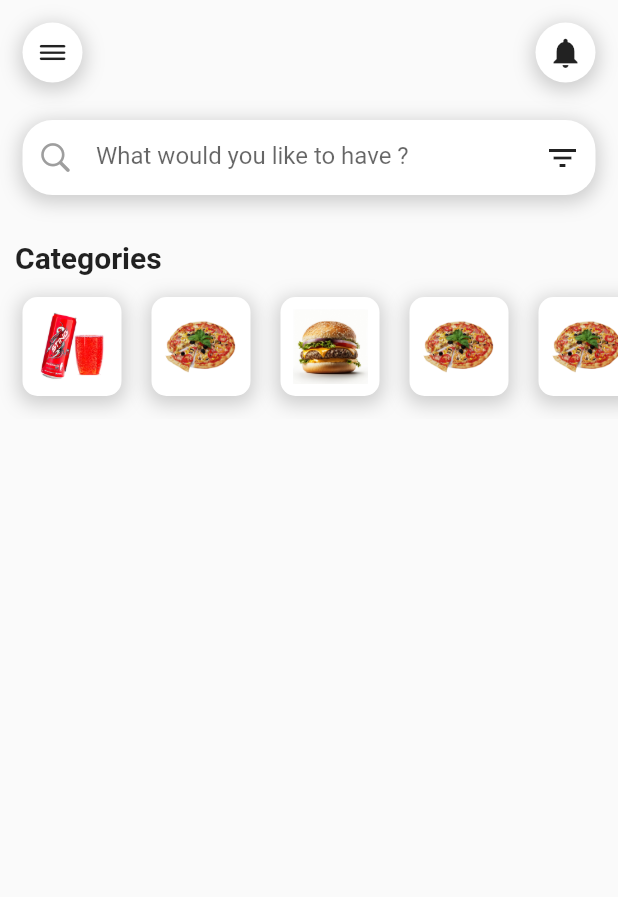
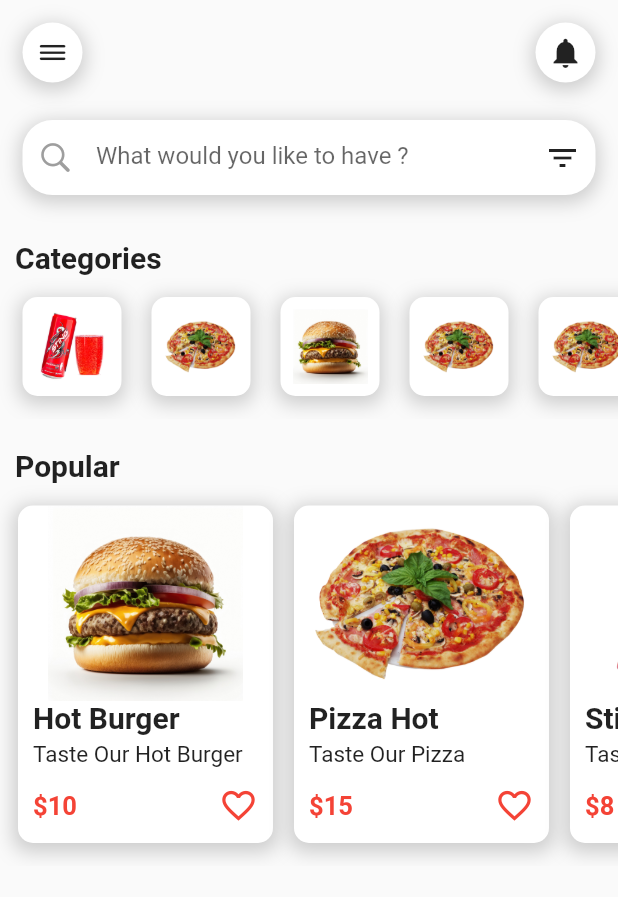
Before and after one commit to Abouzahid/Food-Order-UI-v01, a Flutter app: the screen it shows after launch, on a phone screen of 412 x 824 dp. Shown: the top 897 px of the screen. Run offline on Flutter 3.47's test engine with Material 2 defaults, Android fonts, the phone set to English and light mode, and no system bars.

Commit message:
create Popular category

```diff
--- a/lib/Pages/HomePage.dart
+++ b/lib/Pages/HomePage.dart
@@ -1,5 +1,6 @@
 import 'package:flutter/cupertino.dart';
 import 'package:flutter/material.dart';
+import 'package:food_order_v1/Widgets/PopularItemsWidget.dart';
 
 import '../Widgets/AppBarWidget.dart';
 import '../Widgets/CategoriesWidget.dart';
@@ -77,7 +78,24 @@ class HomePage extends StatelessWidget{
 
               ),),
           ),
+
+          //Category Widget
           CategoriesWidget(),
+
+          //Popular Items
+          Padding(padding: EdgeInsets.only(top: 20,left: 10),
+            child: Text(
+              "Popular",
+              style: TextStyle(
+                fontWeight: FontWeight.bold,
+                fontSize: 20,
+
+              ),),
+          ),
+
+          //Popular Items Widget
+          PopularItemsWidget(),
+
         ],
       ),
     );
--- /dev/null
+++ b/lib/Widgets/PopularItemsWidget.dart
@@ -0,0 +1,267 @@
+import 'package:flutter/material.dart';
+
+class PopularItemsWidget extends StatelessWidget {
+
+  @override
+  Widget build(BuildContext context) {
+    return SingleChildScrollView(
+      scrollDirection: Axis.horizontal,
+      child: Padding(padding: EdgeInsets.symmetric(vertical:15,horizontal: 5 ),
+      child:
+      Row(
+        children: [
+
+          //Single Item
+          Padding(padding: EdgeInsets.symmetric(horizontal: 7),
+            child:
+            Container(
+              width: 170,
+              height: 225,
+              decoration: BoxDecoration(
+                color: Colors.white,
+                borderRadius: BorderRadius.circular(10),
+                boxShadow: [
+                  BoxShadow(
+                    color: Colors.grey.withOpacity(0.5),
+                    spreadRadius:3,
+                    blurRadius: 10,
+                    offset: Offset(0,3),
+                  ),
+                ]),
+              child: Padding(
+                padding: EdgeInsets.symmetric(horizontal: 10),
+                child: Column(
+                  crossAxisAlignment: CrossAxisAlignment.start,
+                  children: [
+                    Container(
+                      alignment: Alignment.center,
+                      child: Image.asset(
+                          "assets/images/burgeer.jpg",
+                        height: 130,
+                      ),
+                    ),
+                    Text("Hot Burger",style: TextStyle(
+                      fontSize: 20,
+                      fontWeight: FontWeight.bold,
+                    ),
+                    ),
+                    SizedBox(height: 4,),
+                    Text("Taste Our Hot Burger",style: TextStyle(
+                      fontSize: 15,
+                      //fontWeight: FontWeight.bold,
+                    ),
+                    ),
+                    SizedBox(height: 12),
+                    Row(
+                      mainAxisAlignment: MainAxisAlignment.spaceBetween,
+                      children: [
+                        Text("\$10",
+                          style: TextStyle(
+                            fontSize: 17,
+                            color: Colors.red,
+                            fontWeight: FontWeight.bold,
+
+                        ),
+                        ),
+                        Icon(
+                            Icons.favorite_border,
+                          color: Colors.red,
+                          size: 26,
+                        ),
+                      ],),
+                ],),
+
+              ),
+            ),
+          ),
+          Padding(padding: EdgeInsets.symmetric(horizontal: 7),
+            child:
+            Container(
+              width: 170,
+              height: 225,
+              decoration: BoxDecoration(
+                  color: Colors.white,
+                  borderRadius: BorderRadius.circular(10),
+                  boxShadow: [
+                    BoxShadow(
+                      color: Colors.grey.withOpacity(0.5),
+                      spreadRadius:3,
+                      blurRadius: 10,
+                      offset: Offset(0,3),
+                    ),
+                  ]),
+              child: Padding(
+                padding: EdgeInsets.symmetric(horizontal: 10),
+                child: Column(
+                  crossAxisAlignment: CrossAxisAlignment.start,
+                  children: [
+                    Container(
+                      alignment: Alignment.center,
+                      child: Image.asset(
+                        "assets/images/pizza.png",
+                        height: 130,
+                      ),
+                    ),
+                    Text("Pizza Hot",style: TextStyle(
+                      fontSize: 20,
+                      fontWeight: FontWeight.bold,
+                    ),
+                    ),
+                    SizedBox(height: 4,),
+                    Text("Taste Our Pizza",style: TextStyle(
+                      fontSize: 15,
+                      //fontWeight: FontWeight.bold,
+                    ),
+                    ),
+                    SizedBox(height: 12),
+                    Row(
+                      mainAxisAlignment: MainAxisAlignment.spaceBetween,
+                      children: [
+                        Text("\$15",
+                          style: TextStyle(
+                            fontSize: 17,
+                            color: Colors.red,
+                            fontWeight: FontWeight.bold,
+
+                          ),
+                        ),
+                        Icon(
+                          Icons.favorite_border,
+                          color: Colors.red,
+                          size: 26,
+                        ),
+                      ],),
+                  ],),
+
+              ),
+            ),
+          ),
+          Padding(padding: EdgeInsets.symmetric(horizontal: 7),
+            child:
+            Container(
+              width: 170,
+              height: 225,
+              decoration: BoxDecoration(
+                  color: Colors.white,
+                  borderRadius: BorderRadius.circular(10),
+                  boxShadow: [
+                    BoxShadow(
+                      color: Colors.grey.withOpacity(0.5),
+                      spreadRadius:3,
+                      blurRadius: 10,
+                      offset: Offset(0,3),
+                    ),
+                  ]),
+              child: Padding(
+                padding: EdgeInsets.symmetric(horizontal: 10),
+                child: Column(
+                  crossAxisAlignment: CrossAxisAlignment.start,
+                  children: [
+                    Container(
+                      alignment: Alignment.center,
+                      child: Image.asset(
+                        "assets/images/sting.png",
+                        height: 130,
+                      ),
+                    ),
+                    Text("Sting Drink",style: TextStyle(
+                      fontSize: 20,
+                      fontWeight: FontWeight.bold,
+                    ),
+                    ),
+                    SizedBox(height: 4,),
+                    Text("Taste Our Drink Sting",style: TextStyle(
+                      fontSize: 15,
+                      //fontWeight: FontWeight.bold,
+                    ),
+                    ),
+                    SizedBox(height: 12),
+                    Row(
+                      mainAxisAlignment: MainAxisAlignment.spaceBetween,
+                      children: [
+                        Text("\$8",
+                          style: TextStyle(
+                            fontSize: 17,
+                            color: Colors.red,
+                            fontWeight: FontWeight.bold,
+
+                          ),
+                        ),
+                        Icon(
+                          Icons.favorite_border,
+                          color: Colors.red,
+                          size: 26,
+                        ),
+                      ],),
+                  ],),
+
+              ),
+            ),
+          ),
+          Padding(padding: EdgeInsets.symmetric(horizontal: 7),
+            child:
+            Container(
+              width: 170,
+              height: 225,
+              decoration: BoxDecoration(
+                  color: Colors.white,
+                  borderRadius: BorderRadius.circular(10),
+                  boxShadow: [
+                    BoxShadow(
+                      color: Colors.grey.withOpacity(0.5),
+                      spreadRadius:3,
+                      blurRadius: 10,
+                      offset: Offset(0,3),
+                    ),
+                  ]),
+              child: Padding(
+                padding: EdgeInsets.symmetric(horizontal: 10),
+                child: Column(
+                  crossAxisAlignment: CrossAxisAlignment.start,
+                  children: [
+                    Container(
+                      alignment: Alignment.center,
+                      child: Image.asset(
+                        "assets/images/burgeer.jpg",
+                        height: 130,
+                      ),
+                    ),
+                    Text("Hot Burger",style: TextStyle(
+                      fontSize: 20,
+                      fontWeight: FontWeight.bold,
+                    ),
+                    ),
+                    SizedBox(height: 4,),
+                    Text("Taste Our Hot Burger",style: TextStyle(
+                      fontSize: 15,
+                      //fontWeight: FontWeight.bold,
+                    ),
+                    ),
+                    SizedBox(height: 12),
+                    Row(
+                      mainAxisAlignment: MainAxisAlignment.spaceBetween,
+                      children: [
+                        Text("\$10",
+                          style: TextStyle(
+                            fontSize: 17,
+                            color: Colors.red,
+                            fontWeight: FontWeight.bold,
+
+                          ),
+                        ),
+                        Icon(
+                          Icons.favorite_border,
+                          color: Colors.red,
+                          size: 26,
+                        ),
+                      ],),
+                  ],),
+
+              ),
+            ),
+          ),
+
+      ],),),
+    );
+  }
+}
```
